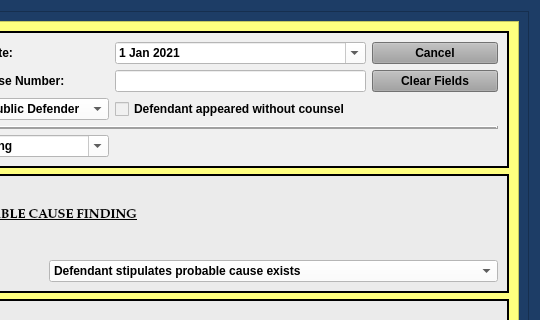
Before: the Qt Designer form package/views/ui/ProbationViolationBondDialog.ui in HunterProgram22/MuniEntry, drawn with Qt 5; both pictures show x 448 to 988 and y 0 to 320 of the 988 by 725 pixel window.
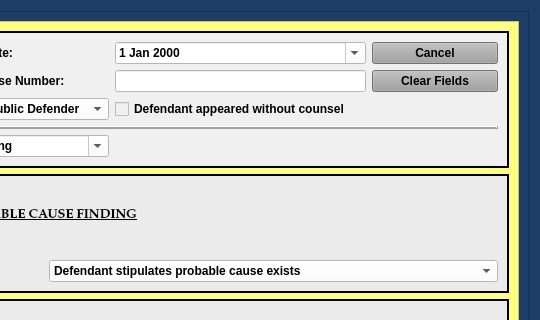
After: the same form once the commit is applied. Custom widgets are drawn as their Qt base class.

What changed in the file:
```diff
--- a/package/views/ui/ProbationViolationBondDialog.ui
+++ b/package/views/ui/ProbationViolationBondDialog.ui
@@ -491,23 +491,9 @@
                 <string notr="true">color: rgb(0, 0, 0);
 background-color: rgb(255, 255, 255);</string>
                </property>
-               <property name="minimumDate">
-                <date>
-                 <year>2021</year>
-                 <month>1</month>
-                 <day>1</day>
-                </date>
-               </property>
                <property name="calendarPopup">
                 <bool>true</bool>
                </property>
-               <property name="date">
-                <date>
-                 <year>2021</year>
-                 <month>1</month>
-                 <day>1</day>
-                </date>
-               </property>
               </widget>
              </item>
              <item row="1" column="2">
@@ -820,6 +806,18 @@
    </item>
   </layout>
  </widget>
+ <customwidgets>
+  <customwidget>
+   <class>NoScrollDateEdit</class>
+   <extends>QDateEdit</extends>
+   <header>.custom_widgets</header>
+  </customwidget>
+  <customwidget>
+   <class>NoScrollComboBox</class>
+   <extends>QComboBox</extends>
+   <header>.custom_widgets</header>
+  </customwidget>
+ </customwidgets>
  <tabstops>
   <tabstop>defendant_first_name_lineEdit</tabstop>
   <tabstop>defendant_last_name_lineEdit</tabstop>
```
Left out of the diff: 14 changed lines with no effect on the pictures.
